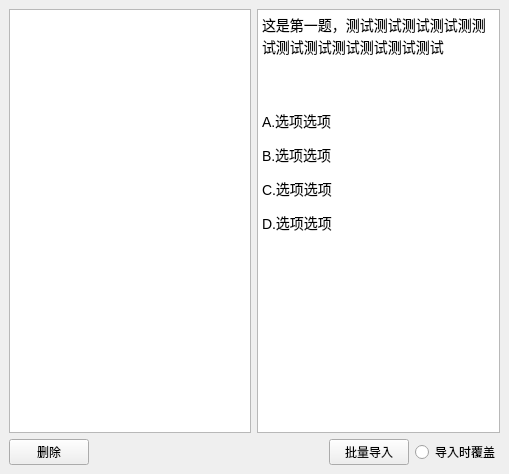
Above: ui/design/TestManage.ui from Desmond121/CEESS before the change. Below: the same form after it.
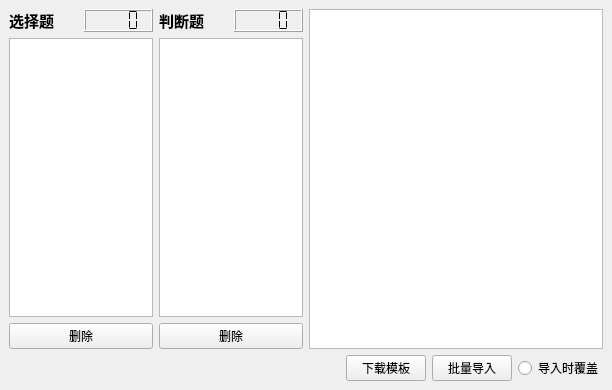
That is the form after the change.

Commit message: test manager module is completed.

Patch:
```diff
--- a/ui/design/TestManage.ui
+++ b/ui/design/TestManage.ui
@@ -6,8 +6,8 @@
    <rect>
     <x>0</x>
     <y>0</y>
-    <width>509</width>
-    <height>474</height>
+    <width>612</width>
+    <height>390</height>
    </rect>
   </property>
   <property name="windowTitle">
@@ -16,9 +16,114 @@
   <widget class="QWidget" name="centralwidget">
    <layout class="QVBoxLayout" name="verticalLayout">
     <item>
-     <layout class="QHBoxLayout" name="horizontalLayout">
+     <layout class="QHBoxLayout" name="horizontalLayout_5" stretch="1,1">
       <item>
-       <widget class="QListWidget" name="listWidget"/>
+       <layout class="QGridLayout" name="gridLayout">
+        <item row="0" column="1">
+         <layout class="QHBoxLayout" name="horizontalLayout_4">
+          <item>
+           <widget class="QLabel" name="label_2">
+            <property name="sizePolicy">
+             <sizepolicy hsizetype="Minimum" vsizetype="Minimum">
+              <horstretch>0</horstretch>
+              <verstretch>0</verstretch>
+             </sizepolicy>
+            </property>
+            <property name="font">
+             <font>
+              <pointsize>11</pointsize>
+              <weight>75</weight>
+              <bold>true</bold>
+             </font>
+            </property>
+            <property name="text">
+             <string>判断题</string>
+            </property>
+           </widget>
+          </item>
+          <item>
+           <widget class="QLCDNumber" name="trueFalseLCD">
+            <property name="font">
+             <font>
+              <pointsize>9</pointsize>
+             </font>
+            </property>
+            <property name="digitCount">
+             <number>4</number>
+            </property>
+            <property name="segmentStyle">
+             <enum>QLCDNumber::Flat</enum>
+            </property>
+           </widget>
+          </item>
+         </layout>
+        </item>
+        <item row="1" column="1">
+         <widget class="QListWidget" name="trueFalseList">
+          <property name="selectionMode">
+           <enum>QAbstractItemView::ExtendedSelection</enum>
+          </property>
+         </widget>
+        </item>
+        <item row="0" column="0">
+         <layout class="QHBoxLayout" name="horizontalLayout_3">
+          <item>
+           <widget class="QLabel" name="label">
+            <property name="sizePolicy">
+             <sizepolicy hsizetype="Minimum" vsizetype="Minimum">
+              <horstretch>0</horstretch>
+              <verstretch>0</verstretch>
+             </sizepolicy>
+            </property>
+            <property name="font">
+             <font>
+              <pointsize>11</pointsize>
+              <weight>75</weight>
+              <bold>true</bold>
+             </font>
+            </property>
+            <property name="text">
+             <string>选择题</string>
+            </property>
+           </widget>
+          </item>
+          <item>
+           <widget class="QLCDNumber" name="choiceLCD">
+            <property name="digitCount">
+             <number>4</number>
+            </property>
+            <property name="segmentStyle">
+             <enum>QLCDNumber::Flat</enum>
+            </property>
+           </widget>
+          </item>
+         </layout>
+        </item>
+        <item row="1" column="0">
+         <widget class="QListWidget" name="choiceList">
+          <property name="selectionMode">
+           <enum>QAbstractItemView::ExtendedSelection</enum>
+          </property>
+          <property name="selectionBehavior">
+           <enum>QAbstractItemView::SelectRows</enum>
+          </property>
+         </widget>
+        </item>
+        <item row="2" column="0">
+         <widget class="QPushButton" name="btnDeleteChoice">
+          <property name="text">
+           <string>删除</string>
+          </property>
+         </widget>
+        </item>
+        <item row="2" column="1">
+         <widget class="QPushButton" name="btnDeletetrueFalse">
+          <property name="text">
+           <string>删除</string>
+          </property>
+         </widget>
+        </item>
+       </layout>
       </item>
       <item>
        <widget class="QTextBrowser" name="textBrowser">
@@ -27,12 +132,7 @@
 &lt;html&gt;&lt;head&gt;&lt;meta name=&quot;qrichtext&quot; content=&quot;1&quot; /&gt;&lt;style type=&quot;text/css&quot;&gt;
 p, li { white-space: pre-wrap; }
 &lt;/style&gt;&lt;/head&gt;&lt;body style=&quot; font-family:'SimSun'; font-size:9pt; font-weight:400; font-style:normal;&quot;&gt;
-&lt;p style=&quot; margin-top:12px; margin-bottom:12px; margin-left:0px; margin-right:0px; -qt-block-indent:0; text-indent:0px;&quot;&gt;&lt;span style=&quot; font-family:'Cascadia Code','Consolas','Courier New','monospace'; font-size:14px; font-weight:296; color:#000000;&quot;&gt;这是第一题，测试测试测试测试测测试测试测试测试测试测试测试&lt;/span&gt;&lt;/p&gt;
-&lt;p style=&quot; margin-top:12px; margin-bottom:12px; margin-left:0px; margin-right:0px; -qt-block-indent:0; text-indent:0px;&quot;&gt;&lt;br /&gt;&lt;/p&gt;
-&lt;p style=&quot; margin-top:12px; margin-bottom:12px; margin-left:0px; margin-right:0px; -qt-block-indent:0; text-indent:0px;&quot;&gt;&lt;span style=&quot; font-family:'Cascadia Code','Consolas','Courier New','monospace'; font-size:14px; font-weight:296; color:#000000;&quot;&gt;A.选项选项&lt;/span&gt;&lt;/p&gt;
-&lt;p style=&quot; margin-top:12px; margin-bottom:12px; margin-left:0px; margin-right:0px; -qt-block-indent:0; text-indent:0px;&quot;&gt;&lt;span style=&quot; font-family:'Cascadia Code','Consolas','Courier New','monospace'; font-size:14px; color:#000000;&quot;&gt;B.&lt;/span&gt;&lt;span style=&quot; font-family:'Cascadia Code','Consolas','Courier New','monospace'; font-size:14px; font-weight:296; color:#000000;&quot;&gt;选项选项&lt;/span&gt;&lt;/p&gt;
-&lt;p style=&quot; margin-top:12px; margin-bottom:12px; margin-left:0px; margin-right:0px; -qt-block-indent:0; text-indent:0px;&quot;&gt;&lt;span style=&quot; font-family:'Cascadia Code','Consolas','Courier New','monospace'; font-size:14px; font-weight:296; color:#000000;&quot;&gt;C.选项选项&lt;/span&gt;&lt;/p&gt;
-&lt;p style=&quot; margin-top:12px; margin-bottom:12px; margin-left:0px; margin-right:0px; -qt-block-indent:0; text-indent:0px;&quot;&gt;&lt;span style=&quot; font-family:'Cascadia Code','Consolas','Courier New','monospace'; font-size:14px; font-weight:296; color:#000000;&quot;&gt;D.选项选项&lt;/span&gt;&lt;/p&gt;&lt;/body&gt;&lt;/html&gt;</string>
+&lt;p style=&quot;-qt-paragraph-type:empty; margin-top:0px; margin-bottom:0px; margin-left:0px; margin-right:0px; -qt-block-indent:0; text-indent:0px;&quot;&gt;&lt;br /&gt;&lt;/p&gt;&lt;/body&gt;&lt;/html&gt;</string>
         </property>
        </widget>
       </item>
@@ -40,13 +140,6 @@
     </item>
     <item>
      <layout class="QHBoxLayout" name="horizontalLayout_2">
-      <item>
-       <widget class="QPushButton" name="pushButton">
-        <property name="text">
-         <string>删除</string>
-        </property>
-       </widget>
-      </item>
       <item>
        <spacer name="horizontalSpacer">
         <property name="orientation">
@@ -61,7 +154,14 @@
        </spacer>
       </item>
       <item>
-       <widget class="QPushButton" name="pushButton_2">
+       <widget class="QPushButton" name="btnDownload">
+        <property name="text">
+         <string>下载模板</string>
+        </property>
+       </widget>
+      </item>
+      <item>
+       <widget class="QPushButton" name="btnImport">
         <property name="text">
          <string>批量导入</string>
         </property>
```
Left out of the diff: 2 changed lines with no effect on the pictures. The commit also changes 23 other files.
